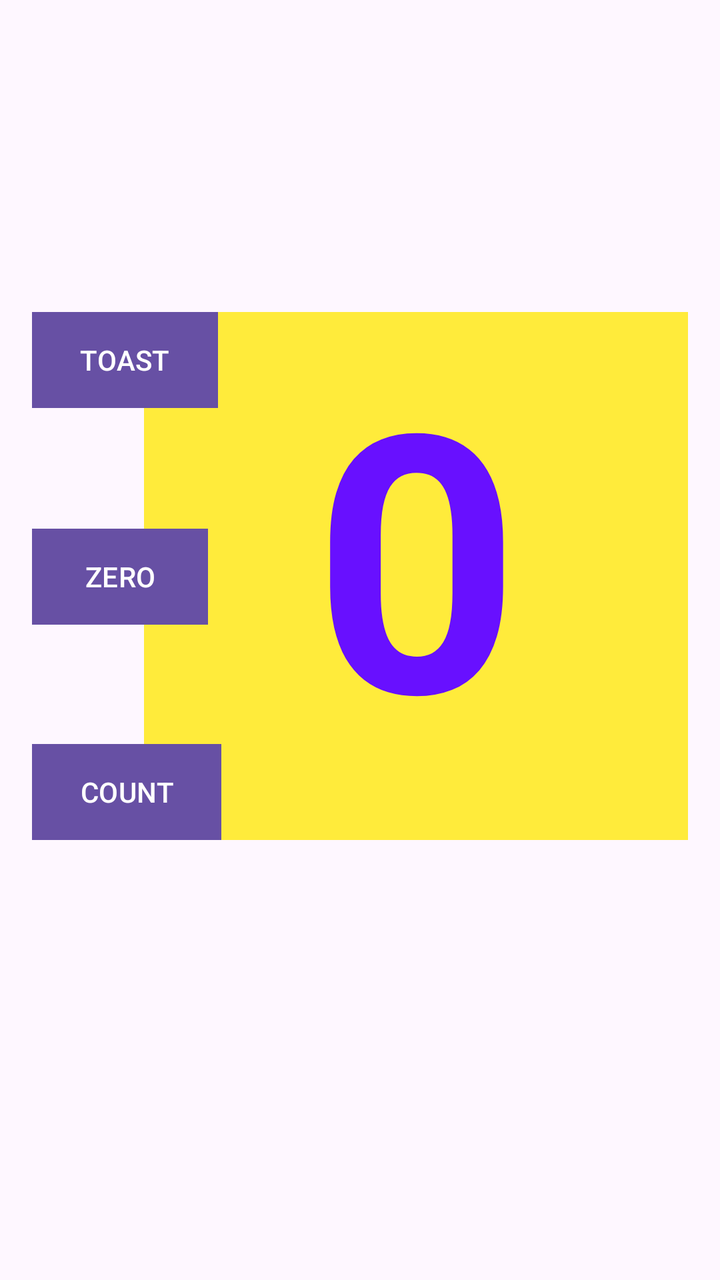
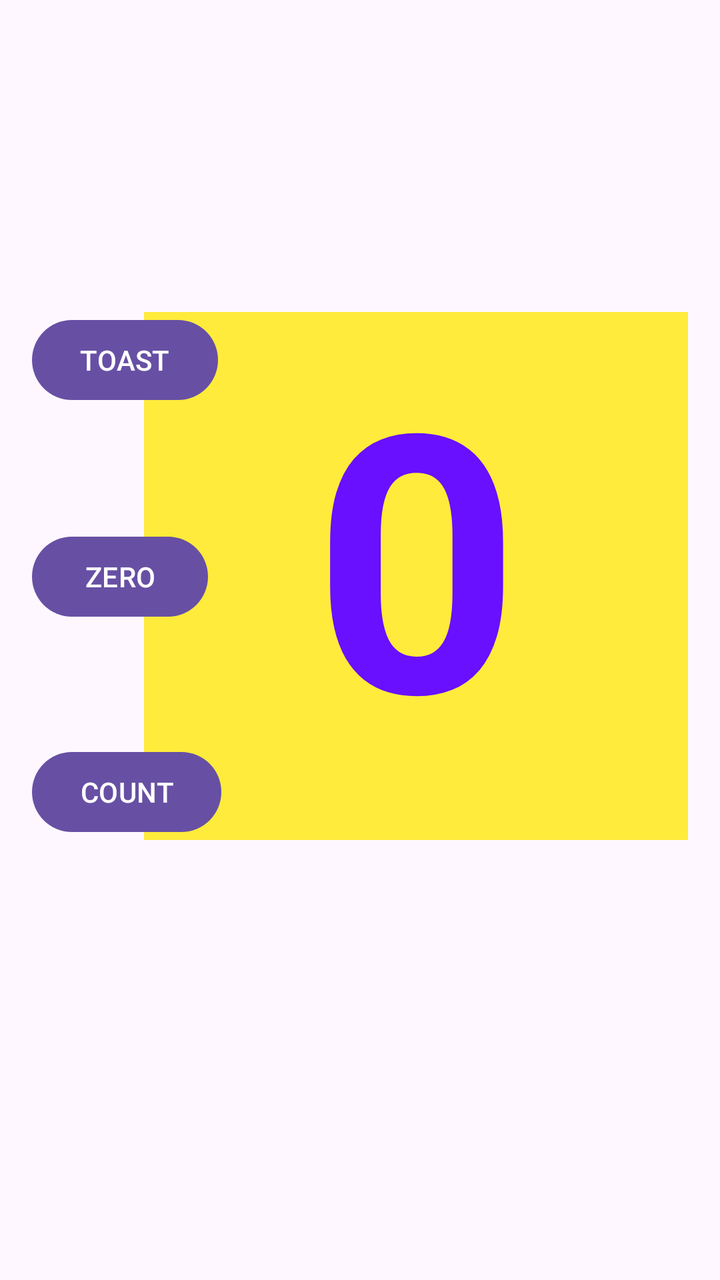

Two renders of the same Android screen: before a commit and after it. Below are the layout's source before the change and the commit's diff.
<!-- AndroidManifest.xml: application theme Theme.HelloConstraint -->
<!-- res/layout/activity_main.xml -->
<?xml version="1.0" encoding="utf-8"?>
<androidx.constraintlayout.widget.ConstraintLayout xmlns:android="http://schemas.android.com/apk/res/android"
    xmlns:app="http://schemas.android.com/apk/res-auto"
    xmlns:tools="http://schemas.android.com/tools"
    android:id="@+id/main"
    android:layout_width="match_parent"
    android:layout_height="match_parent"
    tools:context=".MainActivity">

    <TextView
        android:id="@+id/textView"
        android:layout_width="272dp"
        android:layout_height="264dp"
        android:layout_marginTop="156dp"
        android:layout_marginEnd="16dp"
        android:background="#FFEB3B"
        android:text="0"
        android:textAlignment="center"
        android:textColor="#6810FF"
        android:textSize="180sp"
        android:textStyle="bold"
        app:layout_constraintEnd_toEndOf="parent"
        app:layout_constraintTop_toTopOf="parent" />

    <Button
        android:id="@+id/button2"
        android:layout_width="wrap_content"
        android:layout_height="wrap_content"
        android:layout_marginStart="16dp"
        android:background="#2460F8"
        android:text="ZERO"
        app:layout_constraintBottom_toTopOf="@+id/button3"
        app:layout_constraintStart_toStartOf="parent"
        app:layout_constraintTop_toBottomOf="@+id/button"
        app:layout_constraintVertical_bias="0.504" />

    <Button
        android:id="@+id/button3"
        android:layout_width="wrap_content"
        android:layout_height="wrap_content"
        android:layout_marginStart="16dp"
        android:layout_marginTop="168dp"
        android:background="#1953FF"
        android:text="COUNT"
        app:layout_constraintStart_toStartOf="parent"
        app:layout_constraintTop_toBottomOf="@+id/button" />

    <Button
        android:id="@+id/button"
        android:layout_width="wrap_content"
        android:layout_height="wrap_content"
        android:layout_marginStart="16dp"
        android:layout_marginTop="156dp"
        android:background="#1919FF"
        android:backgroundTint="#1919FF"
        android:text="TOAST"
        app:layout_constraintStart_toStartOf="parent"
        app:layout_constraintTop_toTopOf="parent" />

</androidx.constraintlayout.widget.ConstraintLayout>
<!-- resources referenced by this layout -->
<resources>
  <style name="Theme.HelloConstraint" parent="Base.Theme.HelloConstraint" />
  <style name="Base.Theme.HelloConstraint" parent="Theme.Material3.DayNight.NoActionBar">
          
          
      </style>
</resources>

<!-- the commit's change to res/layout/activity_main.xml (unified diff, before → after) -->
@@ -27,8 +27,8 @@
         android:layout_width="wrap_content"
         android:layout_height="wrap_content"
         android:layout_marginStart="16dp"
-        android:background="#2460F8"
         android:text="ZERO"
+        app:iconTint="#FFFFFF"
         app:layout_constraintBottom_toTopOf="@+id/button3"
         app:layout_constraintStart_toStartOf="parent"
         app:layout_constraintTop_toBottomOf="@+id/button"
@@ -40,7 +40,6 @@
         android:layout_height="wrap_content"
         android:layout_marginStart="16dp"
         android:layout_marginTop="168dp"
-        android:background="#1953FF"
         android:text="COUNT"
         app:layout_constraintStart_toStartOf="parent"
         app:layout_constraintTop_toBottomOf="@+id/button" />
@@ -51,8 +50,6 @@
         android:layout_height="wrap_content"
         android:layout_marginStart="16dp"
         android:layout_marginTop="156dp"
-        android:background="#1919FF"
-        android:backgroundTint="#1919FF"
         android:text="TOAST"
         app:layout_constraintStart_toStartOf="parent"
         app:layout_constraintTop_toTopOf="parent" />
